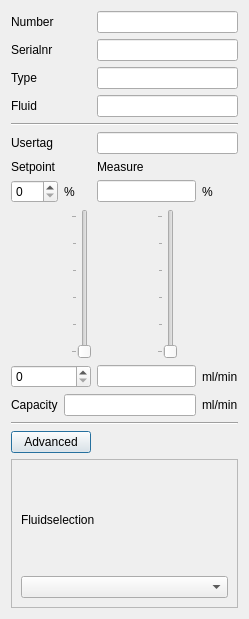
Old version of the form ui/flowchannel_meter.ui in the repository ArJKloek/FlowControl.
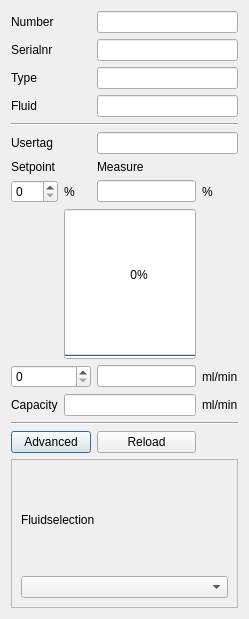
New version of the form.

Commit message: Meter seperatie UI

What changed in the file:
```diff
--- a/ui/flowchannel_meter.ui
+++ b/ui/flowchannel_meter.ui
@@ -40,45 +40,6 @@
      </property>
     </widget>
    </item>
-   <item row="9" column="0" colspan="4">
-    <layout class="QHBoxLayout" name="horizontalLayout">
-     <item>
-      <widget class="QSlider" name="vs_setpoint">
-       <property name="maximum">
-        <number>100</number>
-       </property>
-       <property name="orientation">
-        <enum>Qt::Vertical</enum>
-       </property>
-       <property name="tickPosition">
-        <enum>QSlider::TicksAbove</enum>
-       </property>
-       <property name="tickInterval">
-        <number>20</number>
-       </property>
-      </widget>
-     </item>
-     <item>
-      <widget class="QSlider" name="vs_measure">
-       <property name="enabled">
-        <bool>true</bool>
-       </property>
-       <property name="maximum">
-        <number>100</number>
-       </property>
-       <property name="orientation">
-        <enum>Qt::Vertical</enum>
-       </property>
-       <property name="tickPosition">
-        <enum>QSlider::TicksAbove</enum>
-       </property>
-       <property name="tickInterval">
-        <number>20</number>
-       </property>
-      </widget>
-     </item>
-    </layout>
-   </item>
    <item row="3" column="2" colspan="2">
     <widget class="QLineEdit" name="le_fluid">
      <property name="enabled">
@@ -271,6 +232,33 @@
      </property>
     </widget>
    </item>
+   <item row="9" column="1" colspan="2">
+    <layout class="QGridLayout" name="gridLayout_2">
+     <item row="0" column="0">
+      <widget class="QProgressBar" name="progressBar">
+       <property name="sizePolicy">
+        <sizepolicy hsizetype="Expanding" vsizetype="Expanding">
+         <horstretch>0</horstretch>
+         <verstretch>0</verstretch>
+        </sizepolicy>
+       </property>
+       <property name="value">
+        <number>0</number>
+       </property>
+       <property name="orientation">
+        <enum>Qt::Vertical</enum>
+       </property>
+      </widget>
+     </item>
+    </layout>
+   </item>
+   <item row="13" column="2">
+    <widget class="QPushButton" name="pb_reload">
+     <property name="text">
+      <string>Reload</string>
+     </property>
+    </widget>
+   </item>
   </layout>
  </widget>
  <resources/>
```
The commit also changes 2 other files.
